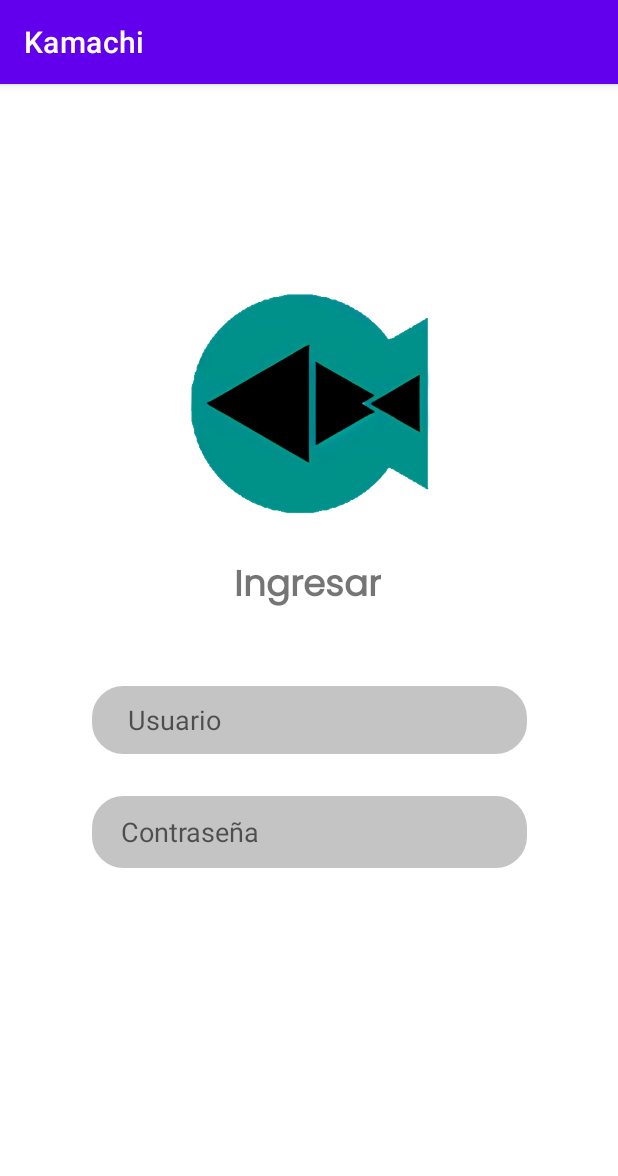
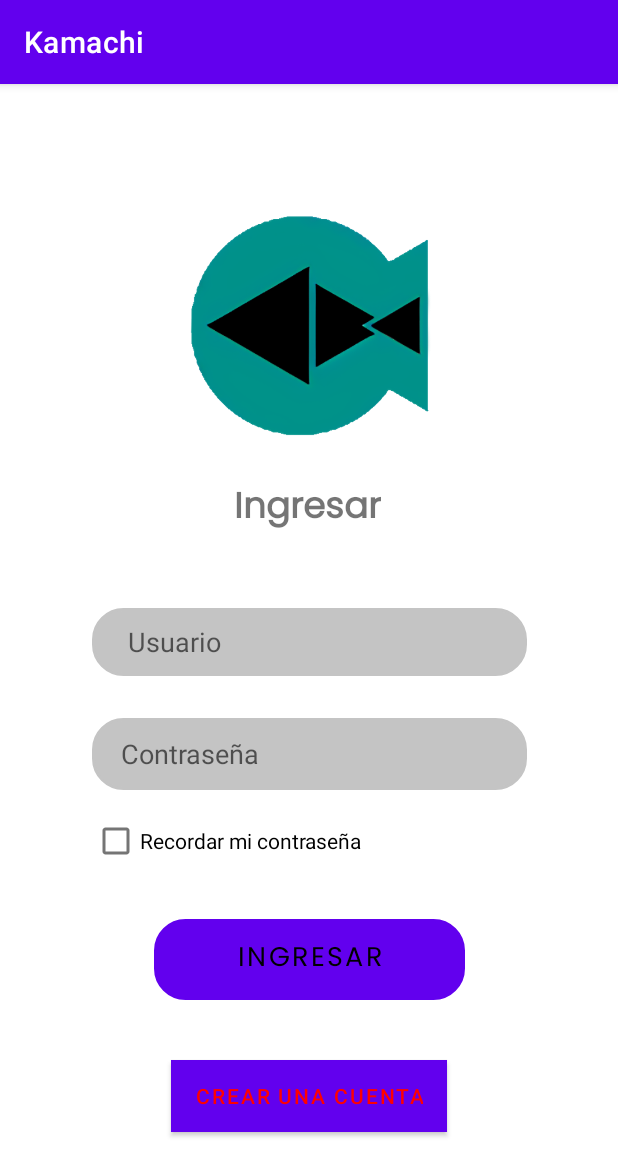
Before and after one commit to HappyFeed/Hamachi, an Android app: the loginActivity screen opened directly, with no data from a screen before it, on a phone screen of 412 x 824 dp. Shown: the top 1176 px of the screen. Run offline under Robolectric (Android 15) with nearby library versions, the phone set to English and light mode, and no system bars.

Commit message:
new activities

```diff
--- a/app/src/main/AndroidManifest.xml
+++ b/app/src/main/AndroidManifest.xml
@@ -9,7 +9,9 @@
         android:roundIcon="@mipmap/ic_launcher_round"
         android:supportsRtl="true"
         android:theme="@style/Theme.Kamachi">
-        <activity android:name=".loginActivity"></activity>
+        <activity android:name=".activity_options"></activity>
+        <activity android:name=".activity_register" />
+        <activity android:name=".loginActivity" />
         <activity android:name=".MenuActivity" />
         <activity android:name=".MainActivity">
             <intent-filter>
--- a/app/src/main/res/layout/activity_login.xml
+++ b/app/src/main/res/layout/activity_login.xml
@@ -12,7 +12,7 @@
         android:layout_width="172dp"
         android:layout_height="173dp"
         android:layout_marginStart="119dp"
-        android:layout_marginTop="122dp"
+        android:layout_marginTop="70dp"
         android:layout_marginEnd="120dp"
         app:layout_constraintEnd_toEndOf="parent"
         app:layout_constraintStart_toStartOf="parent"
@@ -68,4 +68,44 @@
         app:layout_constraintEnd_toEndOf="parent"
         app:layout_constraintStart_toStartOf="parent"
         app:layout_constraintTop_toBottomOf="@+id/editTextTextPersonName" />
+
+    <CheckBox
+        android:id="@+id/checkBox"
+        android:layout_width="0dp"
+        android:layout_height="wrap_content"
+        android:layout_marginStart="61dp"
+        android:layout_marginTop="10dp"
+        android:layout_marginEnd="120dp"
+        android:text="Recordar mi contraseña"
+        app:layout_constraintEnd_toEndOf="parent"
+        app:layout_constraintStart_toStartOf="parent"
+        app:layout_constraintTop_toBottomOf="@+id/editTextTextPassword" />
+
+    <Button
+        android:id="@+id/button"
+        android:layout_width="207dp"
+        android:layout_height="54dp"
+        android:layout_marginTop="28dp"
+        android:background="@drawable/style_border"
+        android:backgroundTint="@color/teal_700"
+        android:fontFamily="@font/poppinsregular"
+        android:text="Ingresar"
+        android:textColor="@color/black"
+        android:textSize="18sp"
+        app:cornerRadius="10sp"
+        app:layout_constraintEnd_toEndOf="parent"
+        app:layout_constraintStart_toStartOf="parent"
+        app:layout_constraintTop_toBottomOf="@+id/checkBox" />
+
+    <Button
+        android:id="@+id/button2"
+        android:layout_width="wrap_content"
+        android:layout_height="wrap_content"
+        android:layout_marginTop="40dp"
+        android:background="@color/white"
+        android:text="Crear una cuenta"
+        android:textColor="#FF0000"
+        app:layout_constraintEnd_toEndOf="parent"
+        app:layout_constraintStart_toStartOf="parent"
+        app:layout_constraintTop_toBottomOf="@+id/button" />
 </androidx.constraintlayout.widget.ConstraintLayout>
```
Also changed, not shown: app/src/main/java/app/moviles/kamachi/activity_options.java (added, +14 -0 lines), app/src/main/java/app/moviles/kamachi/activity_register.java (added, +14 -0 lines), app/src/main/res/layout/activity_options.xml (added, +113 -0 lines), app/src/main/res/layout/activity_register.xml (added, +133 -0 lines).
